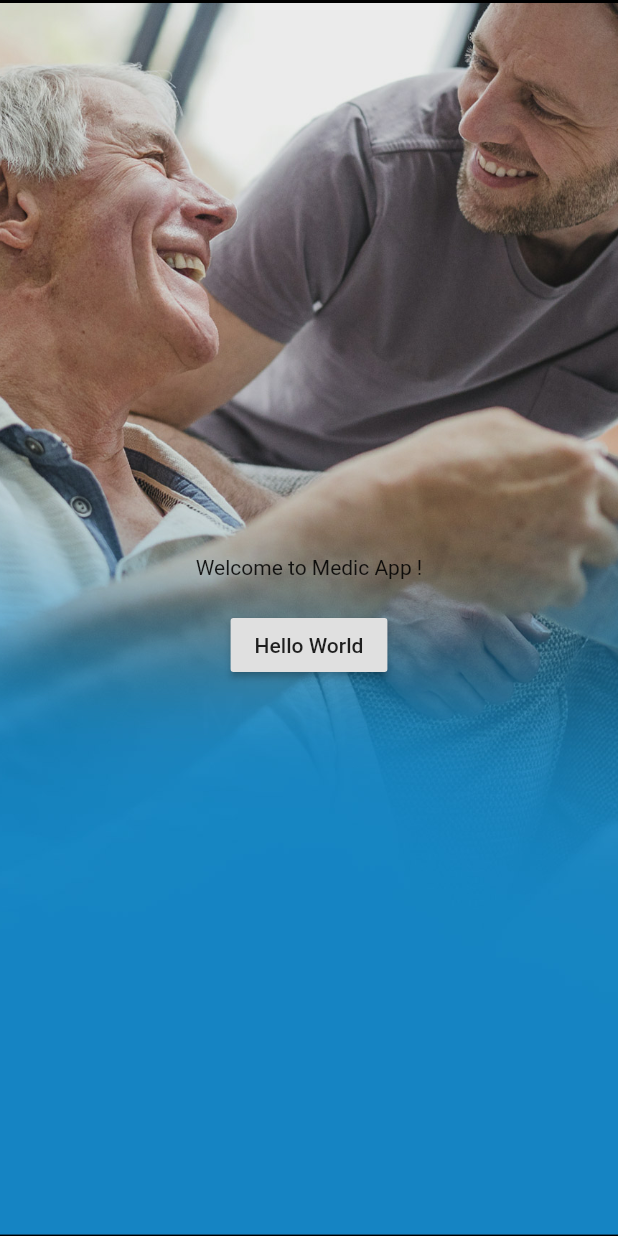
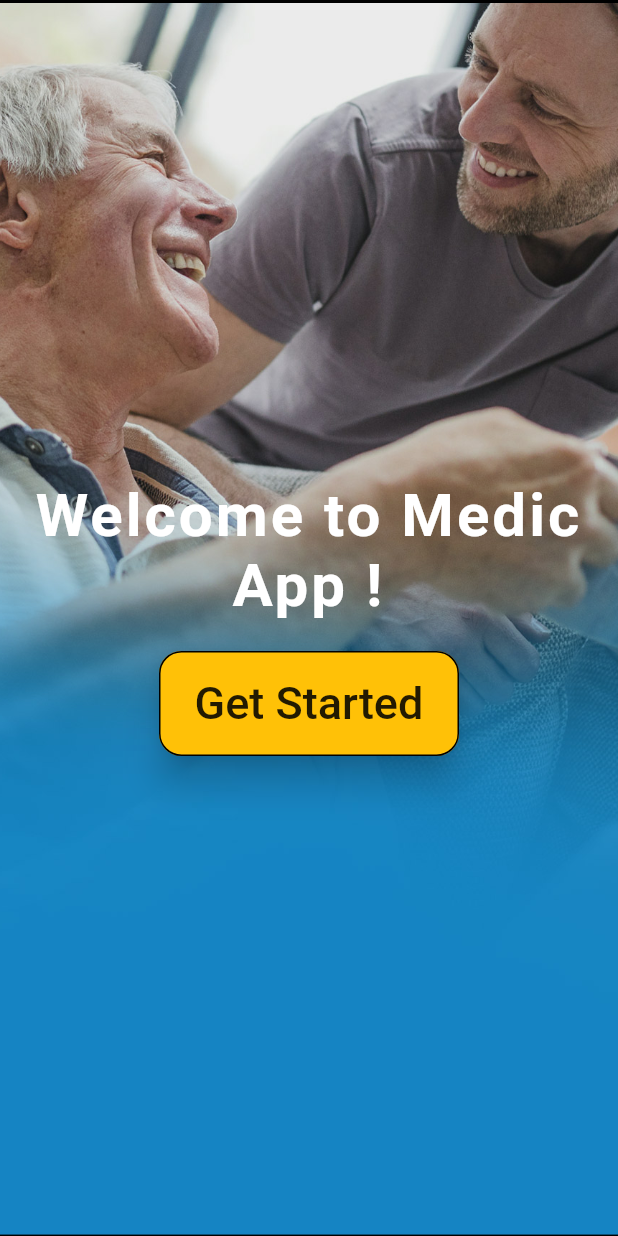
Before and after one commit to infiniteoverflow/Medic-App-Users, a Flutter app: the screen it shows after launch, on a phone screen of 412 x 824 dp. Run offline on Flutter 3.47's test engine with Material 2 defaults, Android fonts, the phone set to English and light mode, and no system bars.

Commit message:
Added Welcome Screen

```diff
--- a/lib/screens/welcome.dart
+++ b/lib/screens/welcome.dart
@@ -26,20 +26,43 @@ class _WelcomeState extends State<Welcome> {
               mainAxisAlignment: MainAxisAlignment.center,
               children: <Widget>[
                 Text(
-                  "Welcome to Medic App !"
+                  "Welcome to Medic App !",
+                  softWrap: true,
+                  textAlign: TextAlign.center,
+                  style: TextStyle(
+                    color: Colors.white,
+                    fontWeight: FontWeight.bold,
+                    fontSize: 40,
+                    letterSpacing: 2
+                  ),
                 ),
 
                 Container(
                   padding: EdgeInsets.only(top: 20.0),
                 ),
-                RaisedButton(
-                  child: Text(
-                      "Hello World"
+
+                Container(
+                  child: RaisedButton(
+                    child: Text(
+                      "Get Started",
+                      textAlign: TextAlign.center,
+                      style: TextStyle(
+                        fontSize: 30
+                      ),
+                    ),
+                    color: Colors.amber,
+                    shape: OutlineInputBorder(
+                        borderRadius: BorderRadius.circular(15)
+                    ),
+                    elevation: 10,
+
+                    onPressed: () {
+
+                    },
                   ),
-                  onPressed: () {
-
-                  },
-                ),
+                  width: 200,
+                  height: 70,
+                )
               ],
             )
           )
```
